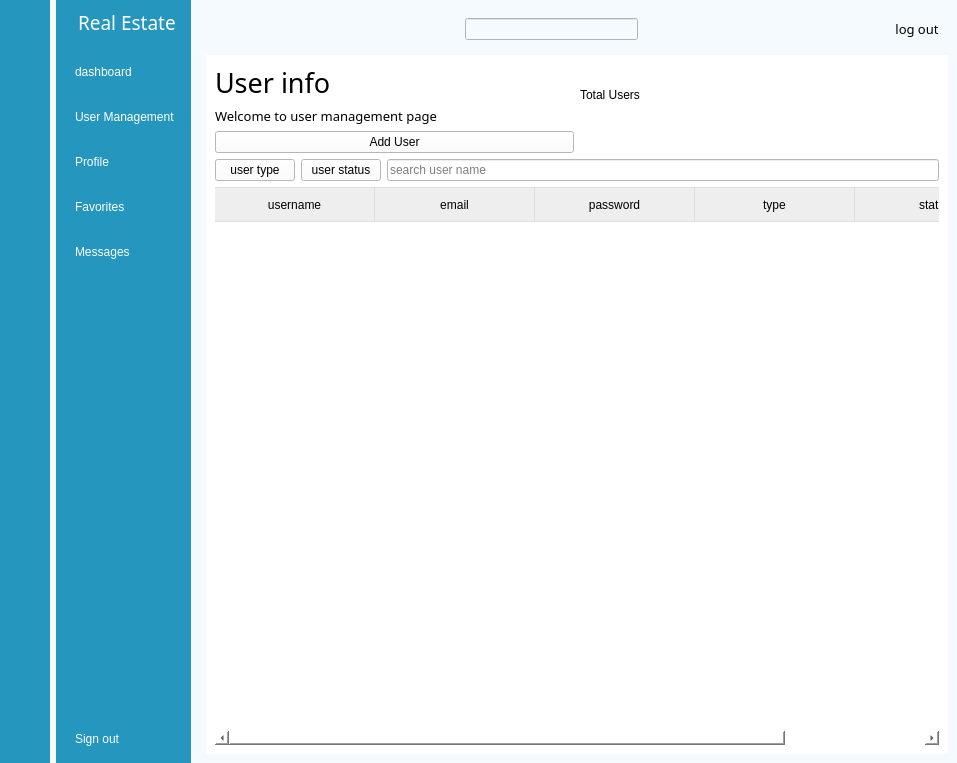
This is AdminMenu.ui in EricLi0473/CSIT314 as Qt 5 draws it before an edit. The edited form follows.
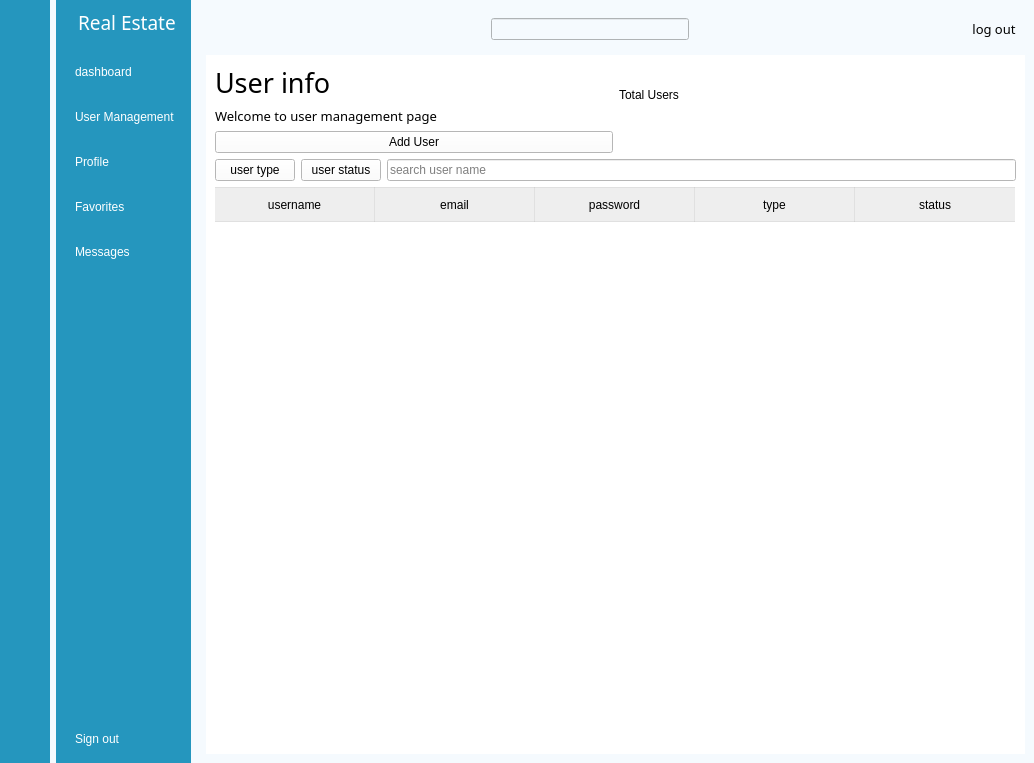
This is the edited form. Icons and pictures are not drawn. Custom widgets are drawn as their Qt base class.

```diff
--- a/AdminMenu.ui
+++ b/AdminMenu.ui
@@ -6,7 +6,7 @@
    <rect>
     <x>0</x>
     <y>0</y>
-    <width>957</width>
+    <width>1034</width>
     <height>763</height>
    </rect>
   </property>
```
